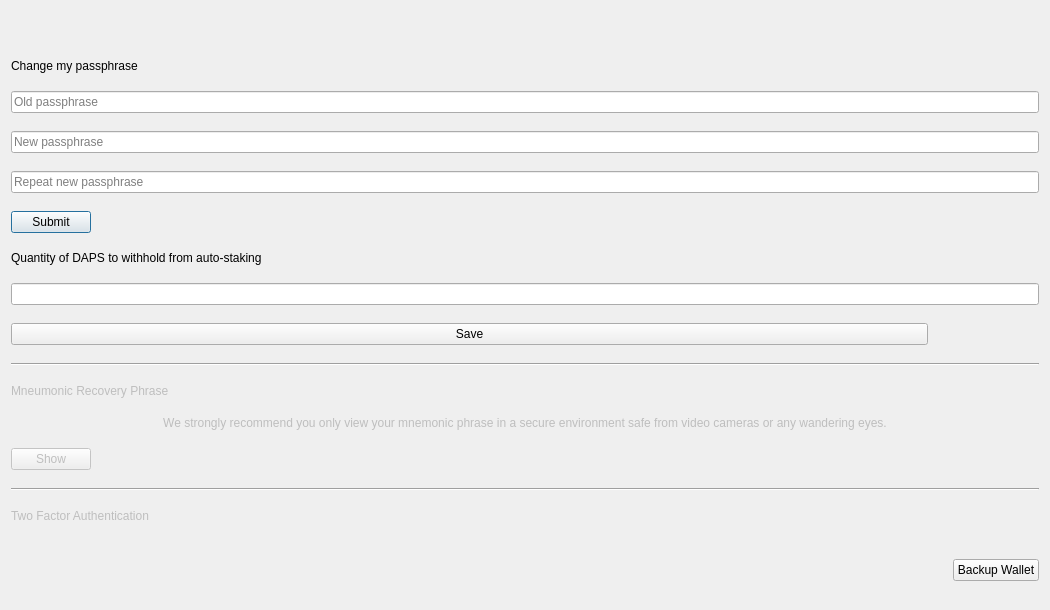
pedrorv0106/DAPS, file src/qt/forms/optionspage.ui: the form before one commit.
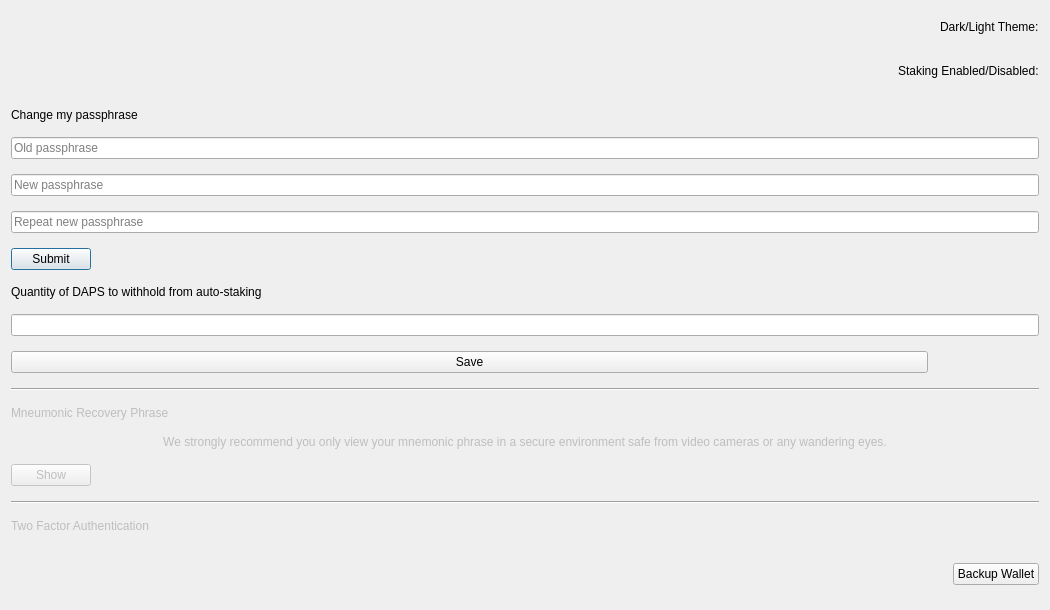
The form after the commit. Icons and pictures are not drawn. Custom widgets are drawn as their Qt base class.

Commit message: Add labels to Theme/Staking toggle buttons

The edit to the form file:
```diff
--- a/src/qt/forms/optionspage.ui
+++ b/src/qt/forms/optionspage.ui
@@ -26,6 +26,19 @@
    <bool>false</bool>
   </property>
   <layout class="QVBoxLayout" name="verticalLayout" stretch="0,0,0,0,0,0,0,0,0,0,0,0,0,0,0,0,0">
+   <item alignment="Qt::AlignRight">
+    <widget class="QLabel" name="labelTheme">
+     <property name="sizePolicy">
+      <sizepolicy hsizetype="Preferred" vsizetype="Maximum">
+       <horstretch>0</horstretch>
+       <verstretch>0</verstretch>
+      </sizepolicy>
+     </property>
+     <property name="text">
+      <string>Dark/Light Theme:</string>
+     </property>
+    </widget>
+   </item>
    <item>
     <widget class="ToggleButton" name="toggleTheme" native="true">
      <property name="sizePolicy">
@@ -51,6 +64,19 @@
      </property>
     </widget>
    </item>
+   <item alignment="Qt::AlignRight">
+    <widget class="QLabel" name="labelStaking">
+     <property name="sizePolicy">
+      <sizepolicy hsizetype="Preferred" vsizetype="Maximum">
+       <horstretch>0</horstretch>
+       <verstretch>0</verstretch>
+      </sizepolicy>
+     </property>
+     <property name="text">
+      <string>Staking Enabled/Disabled:</string>
+     </property>
+    </widget>
+   </item>
    <item>
      <widget class="ToggleButton" name="toggleStaking" native="false">
 	   <property name="sizePolicy">
```
